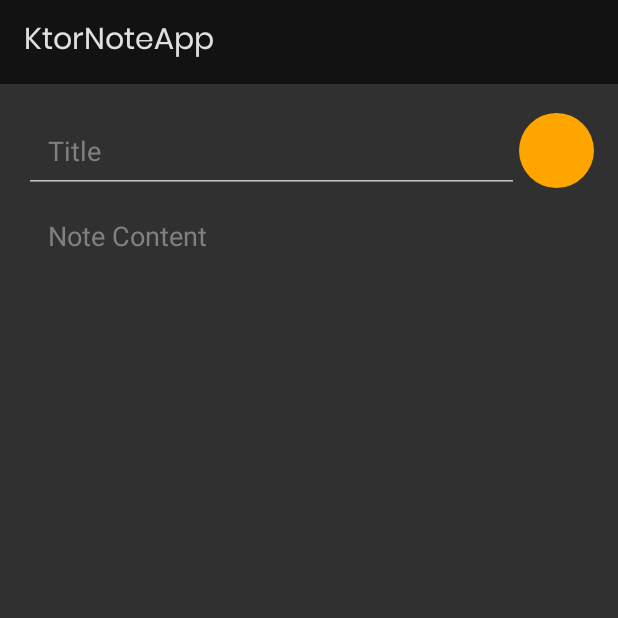
After one commit to philipplackner/KtorNoteApp, an Android app: the fragment AddEditNoteFragment placed in its activity, on a phone screen of 412 x 824 dp, the top half of it. The commit adds this screen. Run offline under Robolectric (Android 15) with nearby library versions, the phone set to English and light mode, and no system bars.

Commit message:
Navigation & Architectural Skeleton Setup

```diff
--- a/app/build.gradle
+++ b/app/build.gradle
@@ -44,6 +44,9 @@ dependencies {
     testImplementation 'junit:junit:4.13'
     androidTestImplementation 'androidx.test.ext:junit:1.1.1'
     androidTestImplementation 'androidx.test.espresso:espresso-core:3.2.0'
+
+    // Swipe Refresh Layout
+    implementation 'androidx.swiperefreshlayout:swiperefreshlayout:1.1.0'
 
     // Material Design
     implementation 'com.google.android.material:material:1.3.0-alpha02'
--- a/app/src/main/AndroidManifest.xml
+++ b/app/src/main/AndroidManifest.xml
@@ -13,7 +13,7 @@
         android:roundIcon="@mipmap/ic_launcher_round"
         android:supportsRtl="true"
         android:theme="@style/AppTheme">
-        <activity android:name=".MainActivity">
+        <activity android:name=".ui.MainActivity">
             <intent-filter>
                 <action android:name="android.intent.action.MAIN" />
 
--- /dev/null
+++ b/app/src/main/java/com/androiddevs/ktornoteapp/repositories/NoteRepository.kt
@@ -0,0 +1,4 @@
+package com.androiddevs.ktornoteapp.repositories
+
+class NoteRepository {
+}
--- a/app/src/main/java/com/androiddevs/ktornoteapp/MainActivity.kt
+++ b/app/src/main/java/com/androiddevs/ktornoteapp/ui/MainActivity.kt
@@ -1,7 +1,8 @@
-package com.androiddevs.ktornoteapp
+package com.androiddevs.ktornoteapp.ui
 
 import androidx.appcompat.app.AppCompatActivity
 import android.os.Bundle
+import com.androiddevs.ktornoteapp.R
 
 class MainActivity : AppCompatActivity() {
     override fun onCreate(savedInstanceState: Bundle?) {
--- /dev/null
+++ b/app/src/main/java/com/androiddevs/ktornoteapp/ui/addeditnote/AddEditNoteFragment.kt
@@ -0,0 +1,8 @@
+package com.androiddevs.ktornoteapp.ui.addeditnote
+
+import com.androiddevs.ktornoteapp.R
+import com.androiddevs.ktornoteapp.ui.BaseFragment
+
+class AddEditNoteFragment : BaseFragment(R.layout.fragment_add_edit_note) {
+
+}
--- /dev/null
+++ b/app/src/main/java/com/androiddevs/ktornoteapp/ui/addeditnote/AddEditNoteViewModel.kt
@@ -0,0 +1,6 @@
+package com.androiddevs.ktornoteapp.ui.addeditnote
+
+import androidx.lifecycle.ViewModel
+
+class AddEditNoteViewModel : ViewModel() {
+}
--- /dev/null
+++ b/app/src/main/java/com/androiddevs/ktornoteapp/ui/auth/AuthFragment.kt
@@ -0,0 +1,18 @@
+package com.androiddevs.ktornoteapp.ui.auth
+
+import android.os.Bundle
+import android.view.View
+import androidx.navigation.fragment.findNavController
+import com.androiddevs.ktornoteapp.R
+import com.androiddevs.ktornoteapp.ui.BaseFragment
+import kotlinx.android.synthetic.main.fragment_auth.*
+
+class AuthFragment : BaseFragment(R.layout.fragment_auth) {
+
+    override fun onViewCreated(view: View, savedInstanceState: Bundle?) {
+        super.onViewCreated(view, savedInstanceState)
+        btnLogin.setOnClickListener {
+            findNavController().navigate(AuthFragmentDirections.actionAuthFragmentToNotesFragment())
+        }
+    }
+}
--- /dev/null
+++ b/app/src/main/java/com/androiddevs/ktornoteapp/ui/auth/AuthViewModel.kt
@@ -0,0 +1,6 @@
+package com.androiddevs.ktornoteapp.ui.auth
+
+import androidx.lifecycle.ViewModel
+
+class AuthViewModel : ViewModel() {
+}
--- /dev/null
+++ b/app/src/main/java/com/androiddevs/ktornoteapp/ui/notedetail/NoteDetailViewModel.kt
@@ -0,0 +1,6 @@
+package com.androiddevs.ktornoteapp.ui.notedetail
+
+import androidx.lifecycle.ViewModel
+
+class NoteDetailViewModel : ViewModel() {
+}
--- /dev/null
+++ b/app/src/main/java/com/androiddevs/ktornoteapp/ui/notes/NotesViewModel.kt
@@ -0,0 +1,6 @@
+package com.androiddevs.ktornoteapp.ui.notes
+
+import androidx.lifecycle.ViewModel
+
+class NotesViewModel : ViewModel() {
+}
--- a/app/src/main/res/layout/activity_main.xml
+++ b/app/src/main/res/layout/activity_main.xml
@@ -5,7 +5,7 @@
     android:id="@+id/rootLayout"
     android:layout_width="match_parent"
     android:layout_height="match_parent"
-    tools:context=".MainActivity">
+    tools:context=".ui.MainActivity">
 
     <FrameLayout
         android:id="@+id/flContainer"
@@ -21,7 +21,9 @@
             android:id="@+id/navHostFragment"
             android:name="androidx.navigation.fragment.NavHostFragment"
             android:layout_width="match_parent"
-            android:layout_height="match_parent" />
+            android:layout_height="match_parent"
+            app:defaultNavHost="true"
+            app:navGraph="@navigation/nav_graph" />
 
     </FrameLayout>
 
--- /dev/null
+++ b/app/src/main/res/navigation/nav_graph.xml
@@ -0,0 +1,47 @@
+<?xml version="1.0" encoding="utf-8"?>
+<navigation xmlns:android="http://schemas.android.com/apk/res/android"
+    xmlns:app="http://schemas.android.com/apk/res-auto" android:id="@+id/nav_graph"
+    app:startDestination="@id/authFragment">
+
+    <fragment
+        android:id="@+id/addEditNoteFragment"
+        android:name="com.androiddevs.ktornoteapp.ui.addeditnote.AddEditNoteFragment"
+        android:label="AddEditNoteFragment" >
+        <argument
+            android:name="id"
+            app:argType="string" />
+    </fragment>
+    <fragment
+        android:id="@+id/authFragment"
+        android:name="com.androiddevs.ktornoteapp.ui.auth.AuthFragment"
+        android:label="AuthFragment" >
+        <action
+            android:id="@+id/action_authFragment_to_notesFragment"
+            app:destination="@id/notesFragment" />
+    </fragment>
+    <fragment
+        android:id="@+id/noteDetailFragment"
+        android:name="com.androiddevs.ktornoteapp.ui.notedetail.NoteDetailFragment"
+        android:label="NoteDetailFragment" >
+        <action
+            android:id="@+id/action_noteDetailFragment_to_addEditNoteFragment"
+            app:destination="@id/addEditNoteFragment" />
+        <argument
+            android:name="id"
+            app:argType="string" />
+    </fragment>
+    <fragment
+        android:id="@+id/notesFragment"
+        android:name="com.androiddevs.ktornoteapp.ui.notes.NotesFragment"
+        android:label="NotesFragment" >
+        <action
+            android:id="@+id/action_notesFragment_to_addEditNoteFragment"
+            app:destination="@id/addEditNoteFragment" />
+        <action
+            android:id="@+id/action_notesFragment_to_noteDetailFragment"
+            app:destination="@id/noteDetailFragment" />
+        <action
+            android:id="@+id/action_notesFragment_to_authFragment"
+            app:destination="@id/authFragment" />
+    </fragment>
+</navigation>
```
Also changed, not shown: app/src/main/java/com/androiddevs/ktornoteapp/ui/BaseFragment.kt (added, +16 -0 lines), app/src/main/java/com/androiddevs/ktornoteapp/ui/notedetail/NoteDetailFragment.kt (added, +7 -0 lines), app/src/main/java/com/androiddevs/ktornoteapp/ui/notes/NotesFragment.kt (added, +18 -0 lines).
